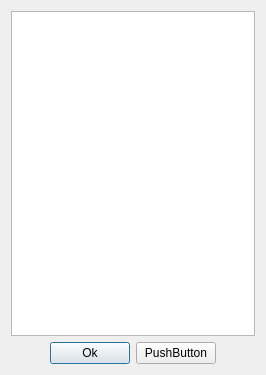
Above: Smile/UI/bearbzust.ui from DenisReznikov/Smile before the change. Below: the same form after it.
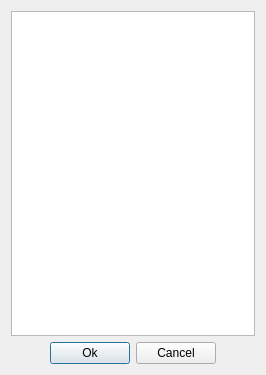
That is the form after the change.

The edit to the form file:
```diff
--- a/Smile/UI/bearbzust.ui
+++ b/Smile/UI/bearbzust.ui
@@ -58,7 +58,7 @@
      <item>
       <widget class="QPushButton" name="pushButton_2">
        <property name="text">
-        <string>PushButton</string>
+        <string>Cancel</string>
        </property>
       </widget>
      </item>
```
